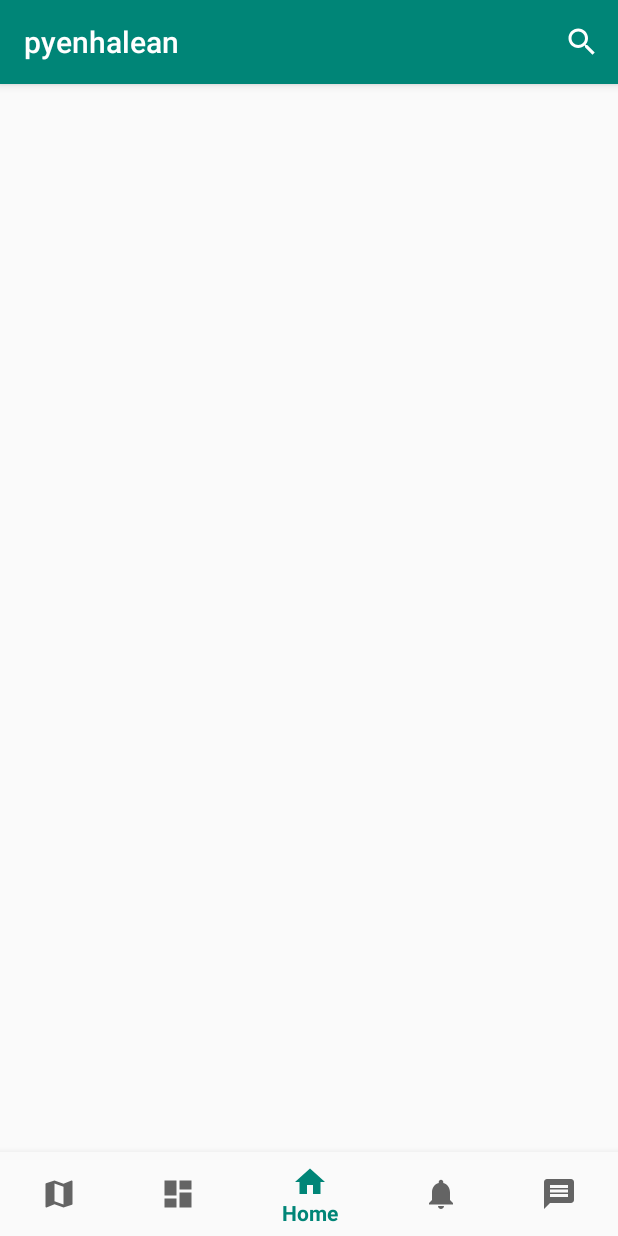
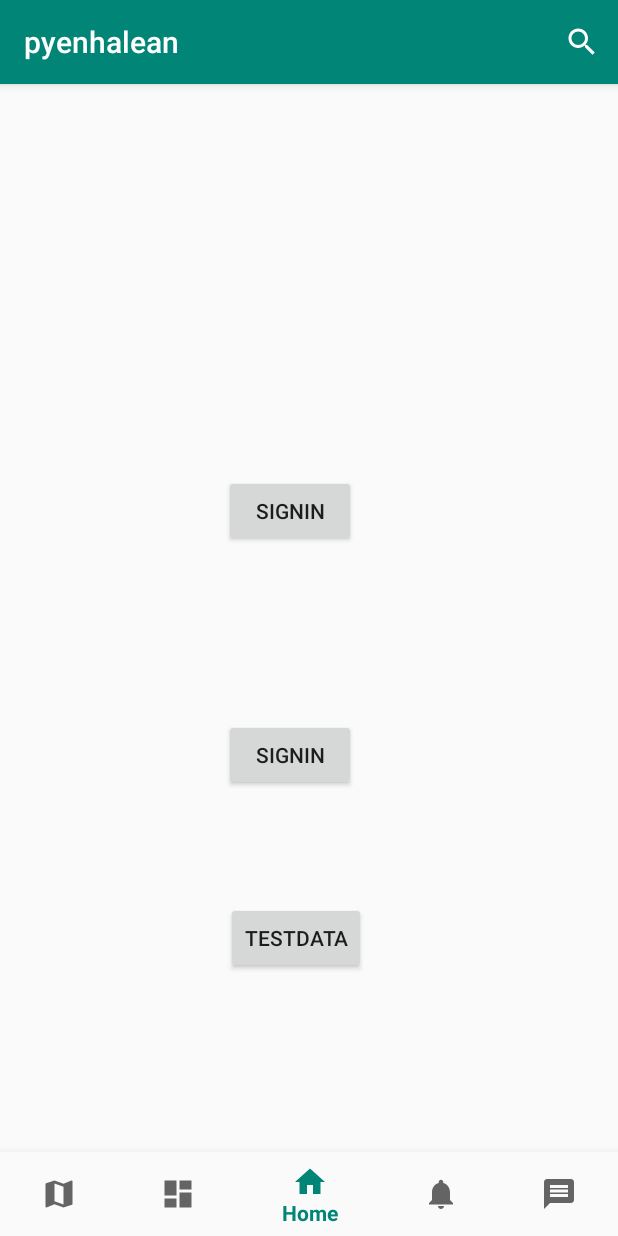
Before and after one commit to CLUG-kr/shop-ads-application, an Android app: the screen it shows after launch (HomeActivity), on a phone screen of 412 x 824 dp. Run offline under Robolectric (Android 15) with nearby library versions, the phone set to English and light mode, and no system bars.

Commit message:
add test_data

```diff
--- a/pyeonhalin/app/src/main/java/com/example/user/pyenhalean/GetHTMLTask.java
+++ b/pyeonhalin/app/src/main/java/com/example/user/pyenhalean/GetHTMLTask.java
@@ -3,6 +3,7 @@ package com.example.user.pyenhalean;
 import android.os.AsyncTask;
 import android.util.Log;
 
+import org.jsoup.Connection;
 import org.jsoup.Jsoup;
 import org.jsoup.nodes.Document;
 import org.jsoup.select.Elements;
@@ -18,16 +19,6 @@ public class GetHTMLTask extends AsyncTask<String, Void, String> {
     String time = "temp";
     private Elements element;
 
-    public GetHTMLTask(String routeUrl, String loginCode) {
-        this.routeUrl = routeUrl;
-        this.loginCode = loginCode;
-    }
-
-    public GetHTMLTask(String routeUrl, String id, String pw) {
-        this.routeUrl = routeUrl;
-        this.id = id;
-        this.pw = pw;
-    }
 
     @Override
     protected void onPostExecute(String html) {
@@ -39,16 +30,22 @@ public class GetHTMLTask extends AsyncTask<String, Void, String> {
     @Override
     protected String doInBackground(String... parm) {
         String returnString = "";
-        Document doc = null;
+        Connection.Response res;
+        Document doc;
+
         try {
             if(parm[0].equals("signIn")){
-                doc = Jsoup.connect(sUrl + parm[0]).data("id", parm[1]).data("pw", parm[2]).data("time", time).post();
+                res = Jsoup.connect(sUrl + parm[0]).data("id", parm[1]).data("pw", parm[2]).data("time", parm[3]).method(Connection.Method.POST).execute();
+                element = res.parse().select("h1");
+                returnString = element.get(0).text() + "#" + element.get(2).text() + "#" + res.cookie(parm[1]);
+            } else if(parm[0].equals("signUp")){
+                res = Jsoup.connect(sUrl + parm[0]).data("id", parm[1]).data("pw", parm[2]).method(Connection.Method.POST).execute();
+                element = res.parse().select("h1");
+                returnString = element.get(0).text();
+            } else if(parm[0].equals("testData")){
+                doc = Jsoup.connect(sUrl + parm[0]).data("id", parm[1]).data("key",parm[2]).cookie(parm[1],parm[3]).post();
                 element = doc.select("h1");
-                returnString = element.get(0).text() + "//" + element.get(2).text();
-            } else if(parm[0].equals("signUp")){
-                doc = Jsoup.connect(sUrl + parm[0]).data("id", parm[1]).data("pw", parm[2]).post();
-                element = doc.select("h1");
-                returnString = element.get(0).text();
+                returnString = element.text();
             }
 
         } catch (IOException e) {
--- a/pyeonhalin/app/src/main/java/com/example/user/pyenhalean/HomeActivity.java
+++ b/pyeonhalin/app/src/main/java/com/example/user/pyenhalean/HomeActivity.java
@@ -4,25 +4,69 @@ import android.os.AsyncTask;
 import android.support.design.widget.BottomNavigationView;
 import android.os.Bundle;
 import android.util.Log;
+import android.view.View;
+import android.widget.Button;
 
 import org.jsoup.Jsoup;
 import org.jsoup.nodes.Document;
 import org.jsoup.select.Elements;
 
 import java.io.IOException;
+import java.util.concurrent.ExecutionException;
 
 public class HomeActivity extends BaseActivity {
 
+    Button testBtn_1;
+    Button testBtn_2;
+    Button testBtn_3;
+
+    String[] taskResult;
+    String key;
+    String state;
+    String cookie;
     @Override
     protected void onCreate(Bundle savedInstanceState) {
         super.onCreate(savedInstanceState);
         setContentView(R.layout.activity_home);
+
         navigation = (BottomNavigationView) findViewById(R.id.navigation);
+        testBtn_1 = (Button)findViewById(R.id.test_btn_1);
+        testBtn_2 = (Button)findViewById(R.id.test_btn_2);
+        testBtn_3 = (Button)findViewById(R.id.test_btn_3);
         configBottomNavigation(HomeActivity.this,navigation);
 
-        GetHTMLTask task = new GetHTMLTask("signIn", "testID", "testPW");
-        task.execute("signIn", "testID2", "testPW");
-        //task.execute("signIn", "testID2", "testPW");
+        Button.OnClickListener onClickListener = new Button.OnClickListener(){
+
+            @Override
+            public void onClick(View view) {
+                try {
+                switch (view.getId()){
+                    case R.id.test_btn_1:
+                        GetHTMLTask taskSignUp = new GetHTMLTask();
+                        taskSignUp.execute("signUp", "testID2", "testPW");
+                        break;
+                    case R.id.test_btn_2:
+                        GetHTMLTask taskSignIn = new GetHTMLTask();
+                        taskResult = taskSignIn.execute("signIn", "testID2", "testPW",String.valueOf(System.currentTimeMillis())).get().split("#");
+                        key = taskResult[1];
+                        cookie = taskResult[2];
+                        testBtn_1.setText(key);
+                        break;
+                    case R.id.test_btn_3:
+                        GetHTMLTask taskTestData = new GetHTMLTask();
+                        taskTestData.execute("testData","testID2", key, cookie);
+                }
+                } catch (InterruptedException e) {
+                    e.printStackTrace();
+                } catch (ExecutionException e) {
+                    e.printStackTrace();
+                }
+            }
+        };
+
+        testBtn_1.setOnClickListener(onClickListener);
+        testBtn_2.setOnClickListener(onClickListener);
+        testBtn_3.setOnClickListener(onClickListener);
 
         Log.d("test","start");
     }
--- a/pyeonhalin/app/src/main/res/layout/activity_home.xml
+++ b/pyeonhalin/app/src/main/res/layout/activity_home.xml
@@ -12,4 +12,46 @@
         android:background="?android:attr/windowBackground"
         app:layout_constraintBottom_toBottomOf="parent"
         app:menu="@menu/navigation" />
+
+    <Button
+        android:id="@+id/test_btn_1"
+        android:layout_width="wrap_content"
+        android:layout_height="wrap_content"
+        android:layout_marginBottom="17dp"
+        android:layout_marginEnd="161dp"
+        android:layout_marginStart="135dp"
+        android:layout_marginTop="181dp"
+        android:text="signIn"
+        app:layout_constraintBottom_toTopOf="@+id/test_btn_2"
+        app:layout_constraintEnd_toEndOf="parent"
+        app:layout_constraintStart_toStartOf="parent"
+        app:layout_constraintTop_toTopOf="parent" />
+
+    <Button
+        android:id="@+id/test_btn_2"
+        android:layout_width="wrap_content"
+        android:layout_height="wrap_content"
+        android:layout_marginBottom="217dp"
+        android:layout_marginEnd="161dp"
+        android:layout_marginStart="135dp"
+        android:layout_marginTop="17dp"
+        android:text="signIn"
+        app:layout_constraintBottom_toBottomOf="parent"
+        app:layout_constraintEnd_toEndOf="parent"
+        app:layout_constraintStart_toStartOf="parent"
+        app:layout_constraintTop_toBottomOf="@+id/test_btn_1" />
+
+    <Button
+        android:id="@+id/test_btn_3"
+        android:layout_width="wrap_content"
+        android:layout_height="wrap_content"
+        android:layout_marginBottom="132dp"
+        android:layout_marginEnd="153dp"
+        android:layout_marginStart="135dp"
+        android:layout_marginTop="31dp"
+        android:text="testData"
+        app:layout_constraintBottom_toBottomOf="parent"
+        app:layout_constraintEnd_toEndOf="parent"
+        app:layout_constraintStart_toStartOf="parent"
+        app:layout_constraintTop_toBottomOf="@+id/test_btn_2" />
 </android.support.constraint.ConstraintLayout>
```
